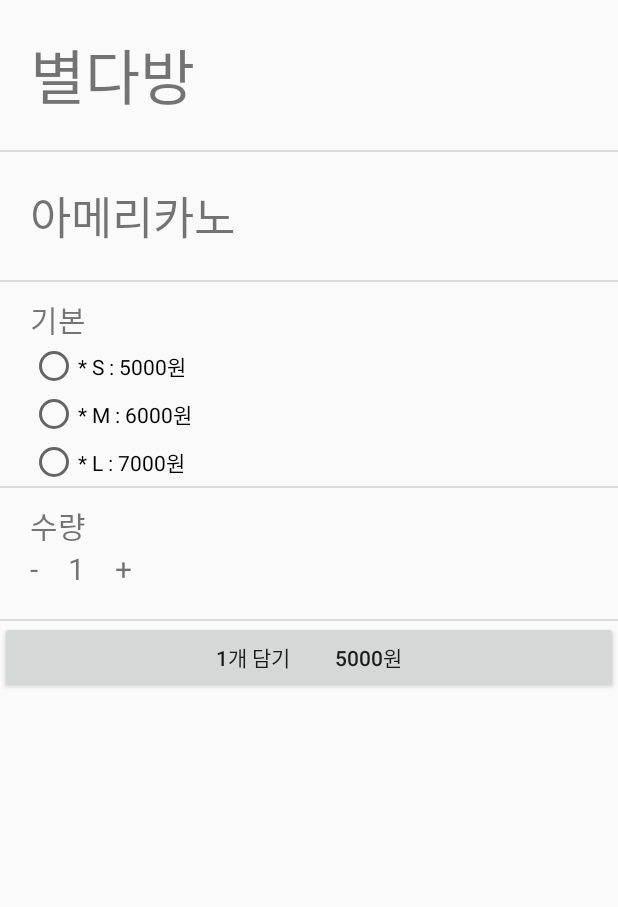
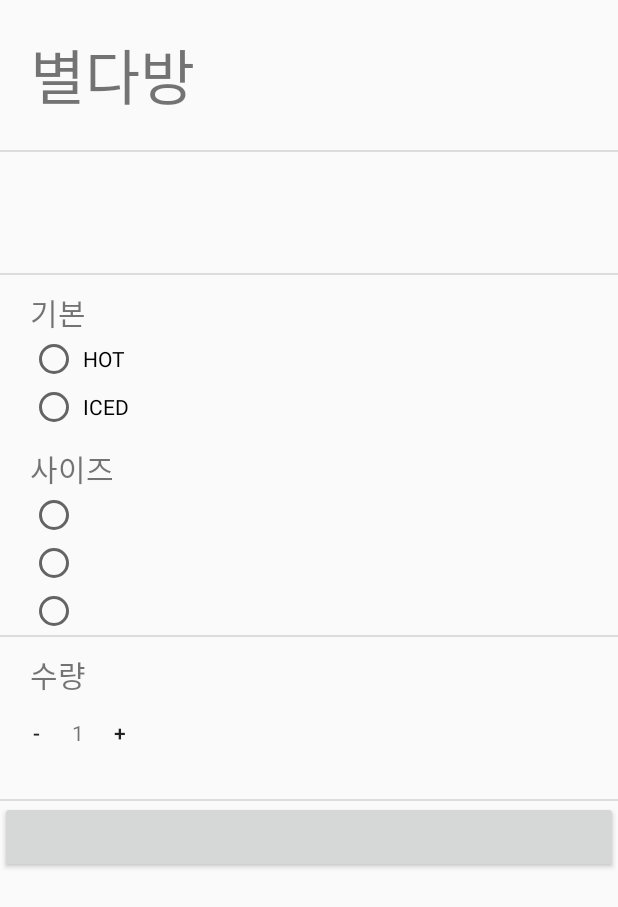
Before and after one commit to Hyeeeeona/kioskClient, an Android app: the layout activity_store_menu.xml on its own in the app's theme, with its tools: preview values and no code run, on a phone screen of 412 x 824 dp. Shown: the top 907 px of the screen. Run offline under Robolectric (Android 15) with nearby library versions, the phone set to English and light mode, and no system bars.

Commit message:
StoreMenu 추가 (새로운 액티비티) * FragmentStoreMenu 삭제 * 매장 메뉴 리스트 화면 ui 구성 (FragmentStoreHome) * 메뉴 클릭 후 세부사항(수량, 옵션) 페이지 작업 (StoreMenu)

```diff
--- a/app/src/main/AndroidManifest.xml
+++ b/app/src/main/AndroidManifest.xml
@@ -9,6 +9,7 @@
         android:roundIcon="@mipmap/ic_launcher_round"
         android:supportsRtl="true"
         android:theme="@style/AppTheme">
+        <activity android:name=".StoreMenu"></activity>
         <activity android:name=".RegisterActivity" />
         <activity
             android:name=".LoginActivity"
--- a/app/src/main/java/com/example/kioskclient/StoreHomeListViewAdapter.java
+++ b/app/src/main/java/com/example/kioskclient/StoreHomeListViewAdapter.java
@@ -8,6 +8,7 @@ import android.view.ViewGroup;
 import android.widget.BaseAdapter;
 import android.widget.Button;
 import android.widget.TextView;
+import android.widget.Toast;
 
 import org.json.JSONArray;
 import org.json.JSONException;
@@ -57,7 +58,7 @@ public class StoreHomeListViewAdapter extends BaseAdapter {
 
 
         // Data Set(listViewItemList)에서 position에 위치한 데이터 참조 획득
-        StoreHomeListViewItem listViewItem = storeHomeListViewItems.get(position);
+        final StoreHomeListViewItem listViewItem = storeHomeListViewItems.get(position);
 
         // 아이템 내 각 위젯에 데이터 반영
         menuNameView.setText(listViewItem.getMenuName());
@@ -79,7 +80,7 @@ public class StoreHomeListViewAdapter extends BaseAdapter {
 
     // 지정한 위치(position)에 있는 데이터 리턴 : 필수 구현
     @Override
-    public Object getItem(int position) {
+    public StoreHomeListViewItem getItem(int position) {
         return storeHomeListViewItems.get(position) ;
     }
 
--- a/app/src/main/res/layout/fragment_store_menu.xml
+++ b/app/src/main/res/layout/activity_store_menu.xml
@@ -1,12 +1,11 @@
 <?xml version="1.0" encoding="utf-8"?>
 <LinearLayout xmlns:android="http://schemas.android.com/apk/res/android"
+    xmlns:app="http://schemas.android.com/apk/res-auto"
     xmlns:tools="http://schemas.android.com/tools"
     android:layout_width="match_parent"
     android:layout_height="match_parent"
     android:orientation="vertical"
-    tools:context=".FragmentStoreMenu">
-
-    <!-- TODO: Update blank fragment layout -->
+    tools:context=".StoreMenu">
 
 
     <TextView
@@ -30,7 +29,6 @@
         android:id="@+id/tv_menuName"
         android:layout_width="wrap_content"
         android:layout_height="wrap_content"
-        android:text="아메리카노"
         android:textSize="30dp"
         android:layout_marginTop="20dp"
         android:layout_marginBottom="20dp"
@@ -48,11 +46,12 @@
     <LinearLayout
         android:layout_width="match_parent"
         android:layout_height="wrap_content"
-        android:orientation="vertical"
-        android:clickable="true">
+        android:orientation="vertical">
+
+
 
         <TextView
-            android:id="@+id/tv_menuName1"
+            android:id="@+id/tv_menuTemp"
             android:layout_width="match_parent"
             android:layout_height="wrap_content"
             android:layout_marginLeft="20dp"
@@ -68,27 +67,60 @@
             android:layout_height="match_parent">
 
             <RadioButton
-                android:id="@+id/radioButton1"
+                android:id="@+id/RBhot"
                 android:layout_width="wrap_content"
                 android:layout_height="wrap_content"
                 android:layout_marginLeft="20dp"
-                android:text="* S : 5000원" />
+                android:text=" HOT" />
 
 
             <RadioButton
-                android:id="@+id/radioButton2"
+                android:id="@+id/RBiced"
                 android:layout_width="wrap_content"
                 android:layout_height="wrap_content"
                 android:layout_marginLeft="20dp"
-                android:text="* M : 6000원" />
+                android:text=" ICED" />
+
+
+
+        </RadioGroup>
+
+        <TextView
+            android:id="@+id/tv_menuStatus"
+            android:layout_width="match_parent"
+            android:layout_height="wrap_content"
+            android:layout_marginLeft="20dp"
+            android:layout_marginTop="10dp"
+            android:text="사이즈"
+            android:textSize="20dp"
+            />
+
+
+
+        <RadioGroup
+            android:id="@+id/RG"
+            android:layout_width="match_parent"
+            android:layout_height="match_parent">
+
+            <RadioButton
+                android:id="@+id/RBsmall"
+                android:layout_width="wrap_content"
+                android:layout_height="wrap_content"
+                android:layout_marginLeft="20dp" />
 
 
             <RadioButton
-                android:id="@+id/radioButton3"
+                android:id="@+id/RBmid"
                 android:layout_width="wrap_content"
                 android:layout_height="wrap_content"
-                android:layout_marginLeft="20dp"
-                android:text="* L : 7000원" />
+                android:layout_marginLeft="20dp" />
+
+
+            <RadioButton
+                android:id="@+id/RBlarge"
+                android:layout_width="wrap_content"
+                android:layout_height="wrap_content"
+                android:layout_marginLeft="20dp" />
 
         </RadioGroup>
     </LinearLayout>
@@ -120,35 +152,27 @@
         <LinearLayout
             android:layout_width="match_parent"
             android:layout_height="wrap_content"
-            android:orientation="horizontal"
-            android:clickable="true">
+            android:orientation="horizontal" >
 
 
-            <TextView
-                android:id="@+id/tv_menuMinus"
+            <Button
+                android:id="@+id/store_menu_count_down"
+                style="@android:style/Widget.Material.Light.Button.Borderless.Small"
                 android:layout_width="wrap_content"
                 android:layout_height="wrap_content"
-                android:layout_marginLeft="20dp"
-                android:text="-"
-                android:textSize="20dp"
-                />
-
+                android:text="-" />
             <TextView
-                android:id="@+id/tv_menuChange"
+                android:id="@+id/store_menu_count"
                 android:layout_width="wrap_content"
                 android:layout_height="wrap_content"
-                android:layout_marginLeft="20dp"
-                android:text="1"
-                android:textSize="20dp" />
-
-            <TextView
-                android:id="@+id/tv_menuPlus"
+                android:inputType="number"
+                android:text="1"/>
+            <Button
+                android:id="@+id/store_menu_count_up"
+                style="@android:style/Widget.Material.Light.Button.Borderless.Small"
                 android:layout_width="wrap_content"
                 android:layout_height="wrap_content"
-                android:layout_marginLeft="20dp"
-                android:text="+"
-                android:textSize="20dp"
-                />
+                android:text="+" />
 
         </LinearLayout>
 
@@ -166,8 +190,7 @@
         <Button
             android:id="@+id/button"
             android:layout_width="match_parent"
-            android:layout_height="wrap_content"
-            android:text="1개 담기         5000원" />
+            android:layout_height="wrap_content"/>
 
 
 
@@ -175,5 +198,4 @@
 
 
     </LinearLayout>
-
 </LinearLayout>
--- a/app/src/main/res/layout/store_home_list_item.xml
+++ b/app/src/main/res/layout/store_home_list_item.xml
@@ -12,7 +12,7 @@
         app:layout_constraintTop_toTopOf="parent"
         app:layout_constraintLeft_toLeftOf="parent"
         android:orientation="vertical"
-        android:clickable="true">
+        android:focusable="false">
 
         <TextView
             android:id="@+id/tv_menuName"
```
Also changed, not shown: app/src/main/java/com/example/kioskclient/FragmentStoreHome.java (+38 -1 lines), app/src/main/java/com/example/kioskclient/FragmentStoreMenu.java (deleted, +0 -52 lines), app/src/main/java/com/example/kioskclient/StoreMenu.java (added, +121 -0 lines).
